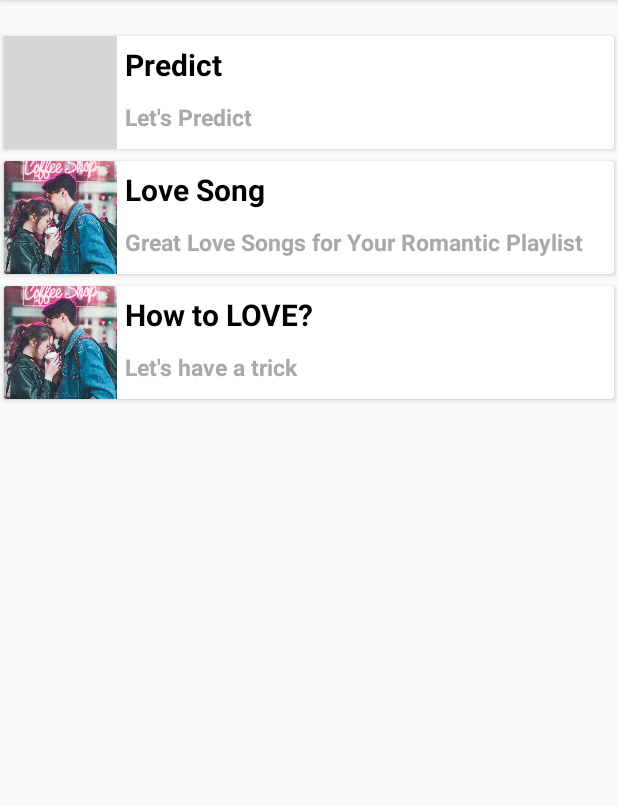
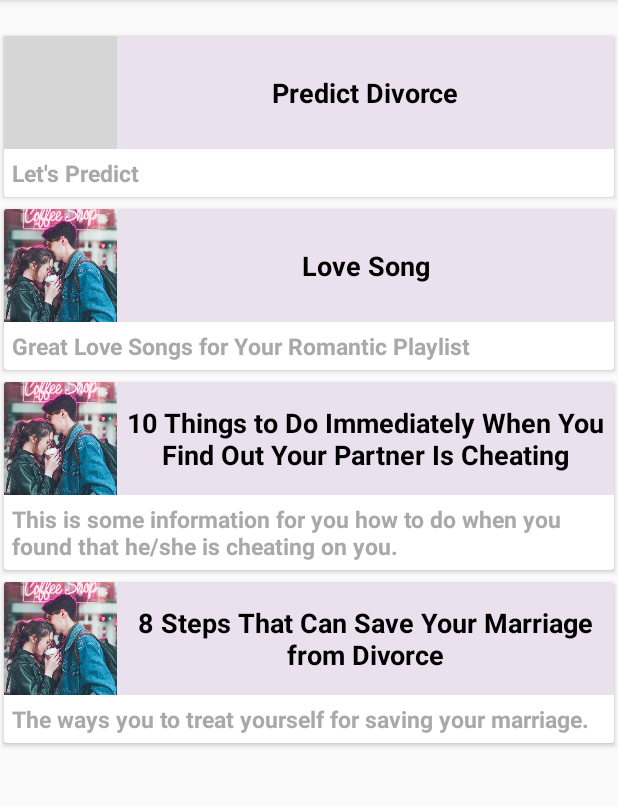
Before and after one commit to Faeng/AndroidDivorcePredictionApp, an Android app: the screen it shows after launch (MainActivity), on a phone screen of 412 x 824 dp, the part 84-890 px from its top. Run offline under Robolectric (Android 15) with nearby library versions, the phone set to English and light mode, and no system bars; Roboto replaces fonts that are not available here; grey boxes are pictures that could not be loaded.

Commit message:
edit list menu layout and main activity-> THAI

```diff
--- a/app/src/main/java/com/example/androidpredictionapp/MainActivity.java
+++ b/app/src/main/java/com/example/androidpredictionapp/MainActivity.java
@@ -18,9 +18,9 @@ public class MainActivity extends AppCompatActivity {
 
     private RecyclerView listView;
     private MainActivityAdapter adapter;
-    String[] mTitle ={"Predict", "Love Song", "How to LOVE?"};
-    String[] sTitle ={"Let's Predict", "Great Love Songs for Your Romantic Playlist", "Let's have a trick"};
-    int[] image = {R.drawable.predict, R.drawable.couple, R.drawable.couple};
+    int[] mTitle ={R.string.home_predict, R.string.home_lovesong,R.string.home_tenthingcheating,R.string.home_eightstep};
+    int[] sTitle ={R.string.home_sub_predict,R.string.home_sub_lovesong, R.string.home_sub_tenthingcheating,R.string.home_sub_eightstep};
+    int[] image = {R.drawable.predict,  R.drawable.couple,R.drawable.couple,R.drawable.couple};
     private RecyclerView.LayoutManager mListView;
 
 
--- a/app/src/main/java/com/example/androidpredictionapp/MainActivityAdapter.java
+++ b/app/src/main/java/com/example/androidpredictionapp/MainActivityAdapter.java
@@ -10,13 +10,13 @@ import androidx.annotation.NonNull;
 import androidx.recyclerview.widget.RecyclerView;
 
 public class MainActivityAdapter extends RecyclerView.Adapter<MainActivityAdapter.MyViewHolder>{
-    public String title[] ;
-    public String description[] ;
-    public int image[];
+    public int[] title;
+    public int[] description;
+    public int[] image;
     private OnItemClickListener mListener;
 
 
-    public MainActivityAdapter(int[] image, String[] title, String[] description) {
+    public MainActivityAdapter(int[] image, int[] title, int[] description) {
         this.title = title;
         this.description = description;
         this.image = image;
--- a/app/src/main/java/com/example/androidpredictionapp/PredictionPage.java
+++ b/app/src/main/java/com/example/androidpredictionapp/PredictionPage.java
@@ -9,7 +9,6 @@ import org.tensorflow.lite.Interpreter;
 import android.content.Intent;
 import android.content.res.AssetFileDescriptor;
 import android.os.Bundle;
-import android.view.LayoutInflater;
 import android.view.View;
 import android.widget.Button;
 import android.widget.EditText;
--- a/app/src/main/java/com/example/androidpredictionapp/ResultPredictionPage.java
+++ b/app/src/main/java/com/example/androidpredictionapp/ResultPredictionPage.java
@@ -22,6 +22,7 @@ public class ResultPredictionPage extends AppCompatActivity {
         System.out.println(results[0]);
         System.out.println(results[1]);
         setContentView(R.layout.result_prediction_layout);
+
         if(results[0]>results[1]){
             System.out.println("case one");
             TextView result_text = findViewById(R.id.resultTextView);
--- a/app/src/main/res/layout/list_menu_layout.xml
+++ b/app/src/main/res/layout/list_menu_layout.xml
@@ -5,43 +5,58 @@
     android:layout_height="wrap_content"
     xmlns:app="http://schemas.android.com/apk/res-auto"
     app:cardUseCompatPadding="true">
+
     <LinearLayout
         android:layout_width="match_parent"
-        android:layout_height="wrap_content"
-        android:orientation="horizontal">
+        android:layout_height="match_parent"
+        android:orientation="vertical">
 
-        <ImageView
-            android:layout_width="75dp"
-            android:layout_height="75dp"
-            android:src="@drawable/predict"
-            android:id="@+id/imageTitle"/>
+        <LinearLayout
+            android:layout_width="match_parent"
+            android:layout_height="wrap_content"
+            android:background="#EBE0ED"
+            android:orientation="horizontal">
+
+            <ImageView
+                android:id="@+id/imageTitle"
+                android:layout_width="75dp"
+                android:layout_height="75dp"
+                android:src="@drawable/predict" />
+
+            <TextView
+                android:id="@+id/mainTitle"
+                android:layout_width="match_parent"
+                android:layout_height="match_parent"
+                android:layout_margin="5dp"
+                android:layout_marginLeft="75dp"
+                android:gravity="center"
+                android:text="Main Title"
+                android:textAlignment="center"
+                android:textAllCaps="false"
+                android:textColor="#000"
+                android:textSize="18sp"
+                android:textStyle="bold" />
+
+        </LinearLayout>
+
         <LinearLayout
             android:layout_width="match_parent"
             android:layout_height="wrap_content"
             android:orientation="vertical">
+
             <TextView
+                android:id="@+id/subTitle"
                 android:layout_width="match_parent"
                 android:layout_height="wrap_content"
-                android:text="Main Title"
+                android:layout_margin="5dp"
                 android:layout_marginLeft="75dp"
-                android:textColor="#000"
-                android:layout_margin="5dp"
-                android:textStyle="bold"
-                android:textSize="20sp"
-                android:id="@+id/mainTitle"/>
-            <TextView
-                android:layout_width="match_parent"
-                android:layout_marginLeft="75dp"
-                android:layout_height="wrap_content"
                 android:text="Sub Title"
                 android:textColor="#a9a9a9"
-                android:layout_margin="5dp"
-                android:textStyle="bold"
                 android:textSize="15sp"
-                android:id="@+id/subTitle"/>
+                android:textStyle="bold" />
 
         </LinearLayout>
+
     </LinearLayout>
 
-
 </androidx.cardview.widget.CardView>
--- a/app/src/main/res/values/strings.xml
+++ b/app/src/main/res/values/strings.xml
@@ -92,7 +92,14 @@
     <string name="des_song_16" translatable="false">Hit me like a ray of sun\nBurning through my darkest night\nYou\'re the only one that I want\nThink I\'m addicted to your light...</string>
     <string name="des_song_17" translatable="false">But baby now\nTake me into your loving arms\nKiss me under the light of a thousand stars.</string>
     <string name="des_song_18" translatable="false">Must be love on the brain\nThat\'s got me feeling this way\nIt beats me black and blue but it fucks me so good\nAnd I can\'t get enough...</string>
-
+    <string name="home_predict" >Predict Divorce</string>
+    <string name="home_sub_predict" >Let\'s Predict</string>
+    <string name="home_lovesong" >Love Song</string>
+    <string name="home_sub_lovesong" >Great Love Songs for Your Romantic Playlist</string>
+    <string name="home_tenthingcheating" >10 Things to Do Immediately When You Find Out Your Partner Is Cheating</string>
+    <string name="home_sub_tenthingcheating" >This is some information for you how to do when you found that he/she is cheating on you.</string>
+    <string name="home_eightstep" >8 Steps That Can Save Your Marriage from Divorce</string>
+    <string name="home_sub_eightstep" >The ways you to treat yourself for saving your marriage.</string>
 
 
 
```
Also changed, not shown: app/src/main/res/layout/result_prediction_layout.xml (+19 -18 lines), 1 other file.
